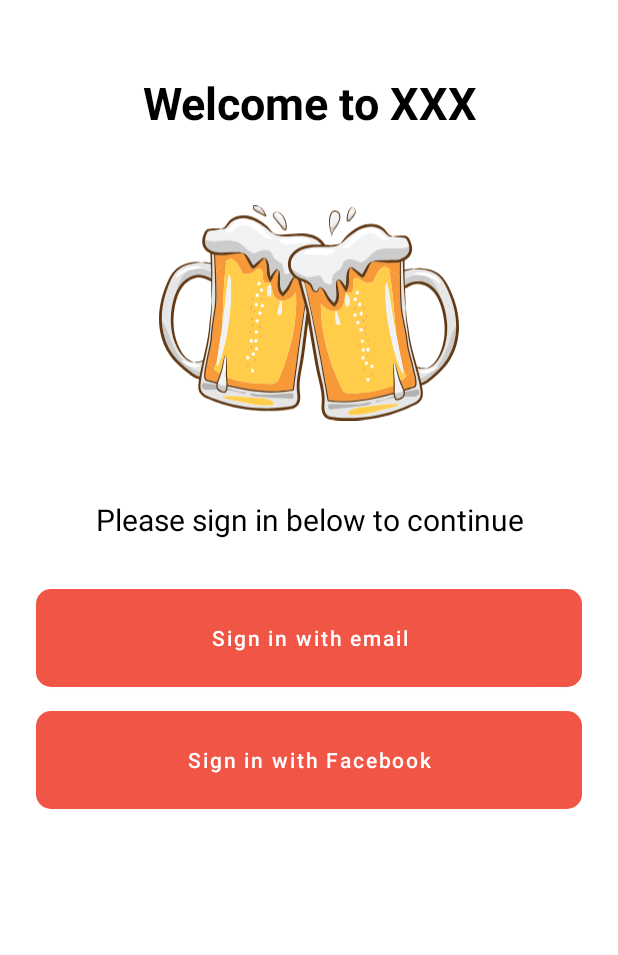
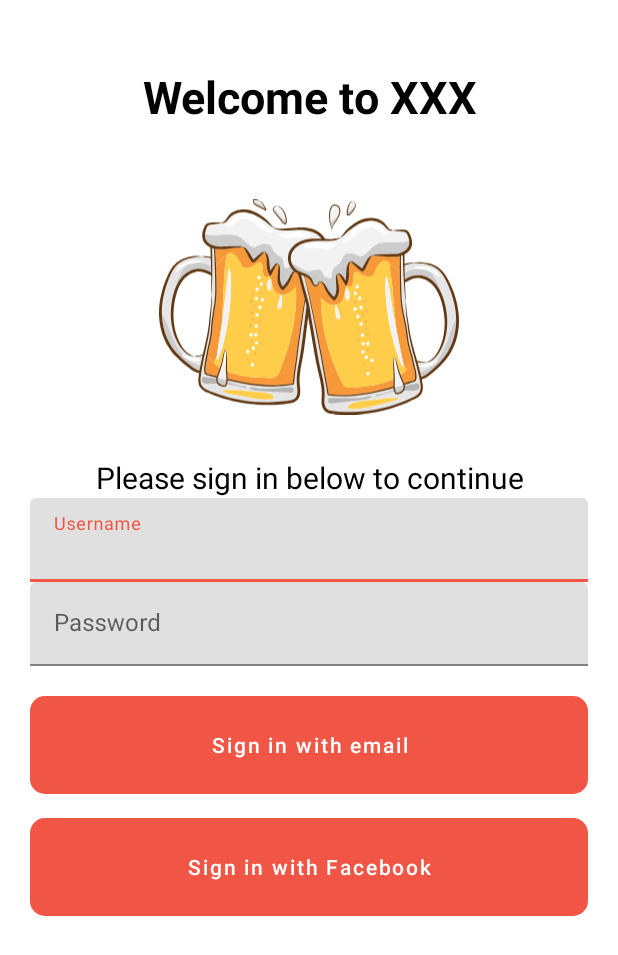
Before and after one commit to Djokkins/AuBarFinder, an Android app: the screen it shows after launch (LoginActivity), on a phone screen of 412 x 824 dp. Shown: the top 955 px of the screen. Run offline under Robolectric (Android 15) with nearby library versions, the phone set to English and light mode, and no system bars; our stand-ins replace Firebase (no records; nobody signed in at launch, a user with empty details on screens opened directly), Volley; libraries missing offline, so code that uses them is left out: com.facebook, com.facebook.login, com.firebase.ui; 2 statements that could not run were skipped.

Commit message:
Prettier login

```diff
--- a/app/src/main/res/layout/activity_login.xml
+++ b/app/src/main/res/layout/activity_login.xml
@@ -1,32 +1,96 @@
 <?xml version="1.0" encoding="utf-8"?>
-<androidx.constraintlayout.widget.ConstraintLayout xmlns:android="http://schemas.android.com/apk/res/android"
+<LinearLayout xmlns:android="http://schemas.android.com/apk/res/android"
     xmlns:app="http://schemas.android.com/apk/res-auto"
     xmlns:tools="http://schemas.android.com/tools"
     android:layout_width="match_parent"
     android:layout_height="match_parent"
     tools:context=".Activities.LoginActivity"
-    android:padding="24dp">
+    android:orientation="vertical"
+    android:padding="20dp">
+
+
+    <TextView
+        android:id="@+id/txtTitle"
+        android:layout_width="wrap_content"
+        android:layout_height="wrap_content"
+        android:layout_marginTop="24dp"
+        android:gravity="center"
+        android:text="@string/txtTitle"
+        android:textColor="#000000"
+        android:textSize="30sp"
+        android:textStyle="bold"
+        android:layout_gravity="center_horizontal"
+        app:layout_constraintEnd_toEndOf="parent"
+        app:layout_constraintStart_toStartOf="parent"
+        app:layout_constraintTop_toTopOf="parent" />
 
     <ImageView
         android:id="@+id/imgBeerLeft"
         android:layout_width="200dp"
         android:layout_height="200dp"
         android:layout_marginTop="20dp"
+        android:layout_gravity="center_horizontal"
+        app:layout_constraintTop_toBottomOf="@+id/txtTitle"
+        app:srcCompat="@drawable/ic_beer_single" />
+
+    <TextView
+        android:id="@+id/txtUnderTitle"
+        android:layout_width="wrap_content"
+        android:layout_height="wrap_content"
+        android:gravity="center"
+        android:text="@string/txtUnderTitle"
+        android:textColor="#000000"
+        android:textSize="20sp"
+        android:layout_gravity="center_horizontal"
         app:layout_constraintEnd_toEndOf="parent"
         app:layout_constraintStart_toStartOf="parent"
-        app:layout_constraintTop_toBottomOf="@+id/txtTitle"
-        app:srcCompat="@drawable/ic_beer_single" />
+        app:layout_constraintTop_toBottomOf="@id/imgBeerLeft" />
+
+
+
+    <com.google.android.material.textfield.TextInputLayout
+        android:layout_width="match_parent"
+        android:layout_height="wrap_content"
+        android:id="@+id/txtUsername"
+        style="@style/FirebaseUI.TextInputLayout.EmailField"
+        android:hint="Username">
+
+        <com.google.android.material.textfield.TextInputEditText
+            android:layout_width="match_parent"
+            android:layout_height="wrap_content"
+            android:inputType="text"
+            />
+
+    </com.google.android.material.textfield.TextInputLayout>
+
+    <com.google.android.material.textfield.TextInputLayout
+        android:layout_width="match_parent"
+        android:layout_height="wrap_content"
+        android:id="@+id/txtPassword"
+        style="@style/FirebaseUI.TextInputLayout.PasswordField"
+        android:hint="Password">
+
+
+        <com.google.android.material.textfield.TextInputEditText
+            android:layout_width="match_parent"
+            android:layout_height="wrap_content"
+            android:inputType="textPassword"
+            android:ems="15"
+            />
+
+    </com.google.android.material.textfield.TextInputLayout>
+
 
     <Button
         android:id="@+id/btnLoginEmail"
         android:layout_width="match_parent"
         android:layout_height="65dp"
-        android:layout_marginTop="84dp"
+        android:layout_marginTop="20dp"
         android:background="@drawable/custom_button_mail"
         android:text="@string/btnLoginEmail"
         android:textAllCaps="false"
         app:layout_constraintEnd_toEndOf="parent"
-        app:layout_constraintHorizontal_bias="0.145"
+        app:layout_constraintHorizontal_bias="0.666"
         app:layout_constraintStart_toStartOf="parent"
         app:layout_constraintTop_toBottomOf="@+id/imgBeerLeft" />
 
@@ -42,43 +106,5 @@
         app:layout_constraintStart_toStartOf="parent"
         app:layout_constraintTop_toBottomOf="@+id/btnLoginEmail" />
 
-    <TextView
-        android:id="@+id/txtTitle"
-        android:layout_width="wrap_content"
-        android:layout_height="wrap_content"
-        android:layout_marginTop="24dp"
-        android:gravity="center"
-        android:text="@string/txtTitle"
-        android:textColor="#000000"
-        android:textSize="30sp"
-        android:textStyle="bold"
-        app:layout_constraintEnd_toEndOf="parent"
-        app:layout_constraintStart_toStartOf="parent"
-        app:layout_constraintTop_toTopOf="parent" />
 
-    <TextView
-        android:id="@+id/txtUnderTitle"
-        android:layout_width="wrap_content"
-        android:layout_height="wrap_content"
-        android:layout_marginTop="24dp"
-        android:gravity="center"
-        android:text="@string/txtUnderTitle"
-        android:textColor="#000000"
-        android:textSize="20sp"
-        app:layout_constraintEnd_toEndOf="parent"
-        app:layout_constraintStart_toStartOf="parent"
-        app:layout_constraintTop_toBottomOf="@id/imgBeerLeft" />
-
-
-    <com.google.android.material.textfield.TextInputLayout
-        android:id="@+id/txtUsername"
-        style="@style/FirebaseUI.TextInputEditText.EmailField"
-        android:layout_width="match_parent"
-        android:layout_height="65dp"
-        android:hint="Username"
-        tools:layout_editor_absoluteX="32dp"
-        tools:layout_editor_absoluteY="569dp">
-
-    </com.google.android.material.textfield.TextInputLayout>
-
-</androidx.constraintlayout.widget.ConstraintLayout>
+</LinearLayout>
```
